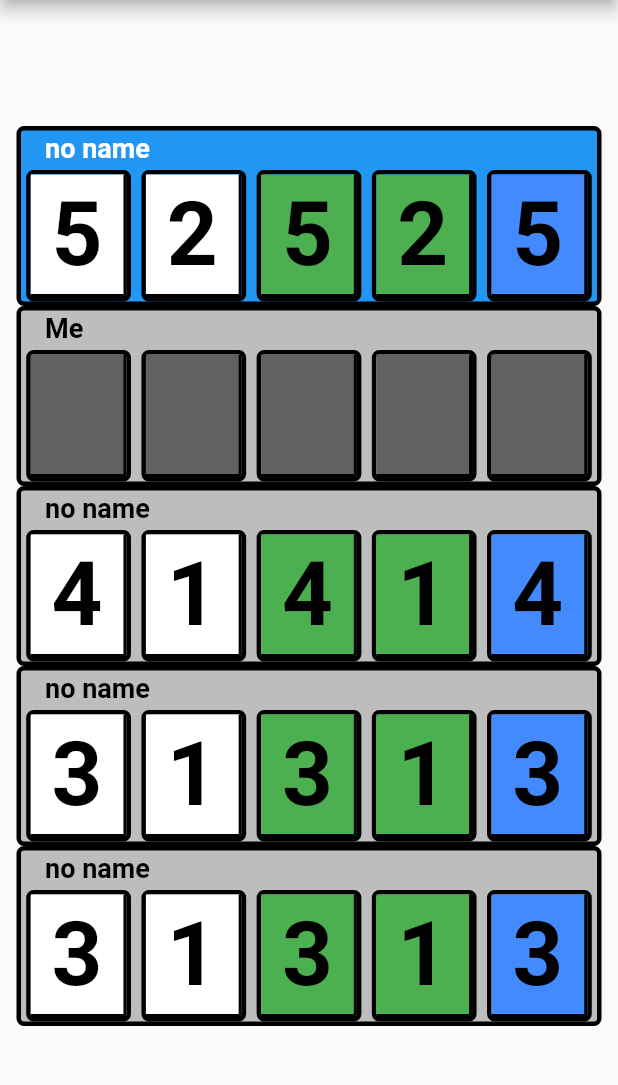
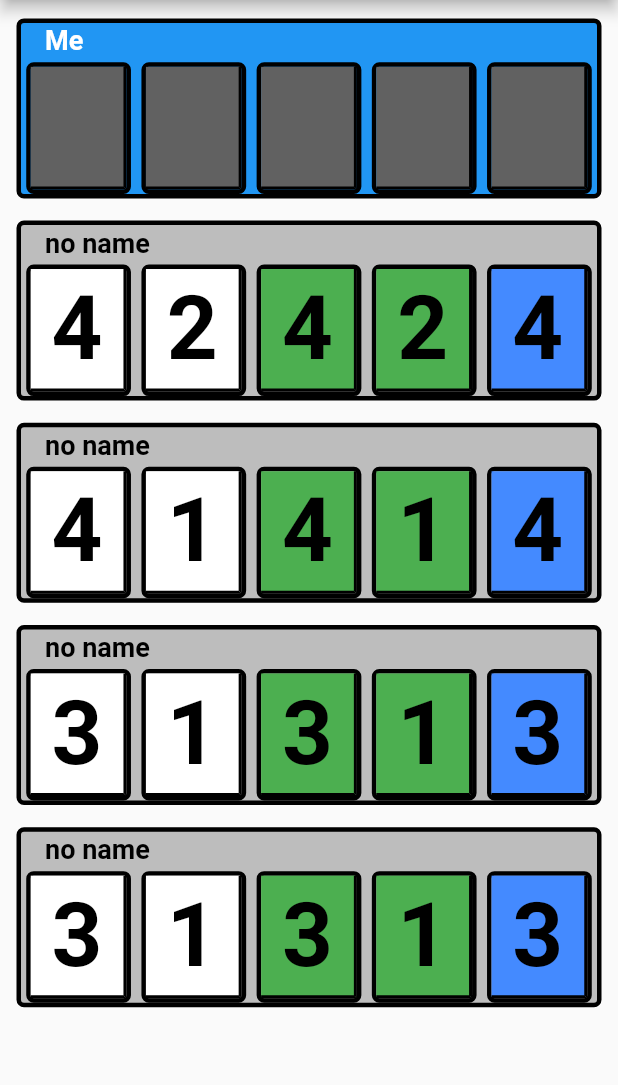
Before and after one commit to pappd/HanCardGame, a Flutter app: the screen it shows after launch, on a phone screen of 412 x 824 dp, the part 84-1169 px from its top. Run offline on Flutter 3.47's test engine with Material 2 defaults, Android fonts, the phone set to English and light mode, and no system bars; drawn by our look-alikes of flutter_slidable; statements that could not run were skipped.

Commit message:
added players widgets

```diff
--- a/lib/main.dart
+++ b/lib/main.dart
@@ -3,6 +3,7 @@ import 'package:card_game/model/card_model.dart';
 import 'package:card_game/model/card_types_model.dart';
 import 'package:card_game/model/heard_info_model.dart';
 import 'package:card_game/player_cards.dart';
+import 'package:card_game/players.dart';
 import 'package:flutter/material.dart';
 import 'card.dart' as game;
 
@@ -90,14 +91,19 @@ class _MyHomePageState extends State<MyHomePage> {
       ),
       body: Center(
         child: Column(
-          mainAxisAlignment: MainAxisAlignment.center,
+          mainAxisAlignment: MainAxisAlignment.start,
           children: <Widget>[
-            for (var i = 0; i < board.players.length; i++)
-              PlayerCards(
-                board: board,
-                myId: 1,
-                playerId: i,
-              ),
+            Container(
+              width: 390,
+              height: 674,
+              child: Players(board, 0),
+            ),
+            // for (var i = 0; i < board.players.length; i++)
+            //   PlayerCards(
+            //     board: board,
+            //     myId: 1,
+            //     playerId: i,
+            //   ),
           ],
         ),
       ), // This trailing comma makes auto-formatting nicer for build methods.
--- /dev/null
+++ b/lib/players.dart
@@ -0,0 +1,37 @@
+import 'package:card_game/model/board_model.dart';
+import 'package:card_game/player_cards.dart';
+import 'package:flutter/widgets.dart';
+
+class Players extends StatelessWidget {
+  final BoardModel board;
+  final int myId;
+  const Players(this.board, this.myId, {Key key}) : super(key: key);
+
+  @override
+  Widget build(BuildContext context) {
+    return Container(
+      width: 320,
+      height: 540,
+      child: Column(
+        children: <Widget>[
+          for (var player in board.players)
+            Expanded(
+              child: Column(
+                children: <Widget>[
+                  Flexible(flex: 1, child: SizedBox.expand()),
+                  Flexible(
+                    flex: 10,
+                    child: PlayerCards(
+                      board: board,
+                      playerId: player.id,
+                      myId: myId,
+                    ),
+                  ),
+                ],
+              ),
+            ),
+        ],
+      ),
+    );
+  }
+}
```
